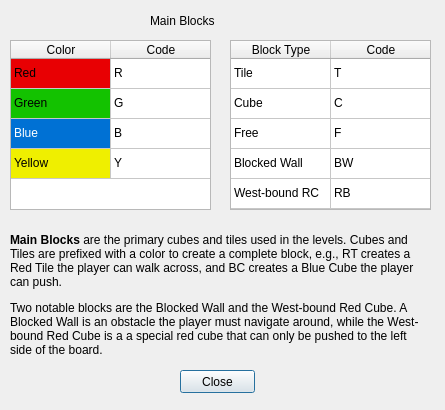
First picture: the form in ui/legendMain.ui, repository le717/Blocks, before the edit.
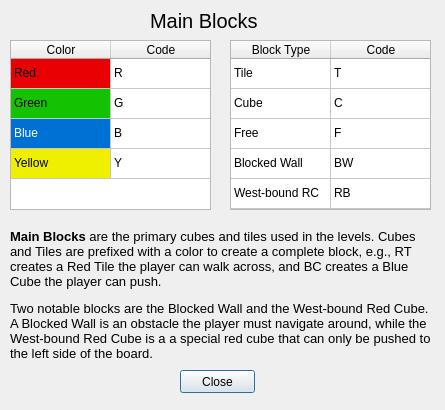
Second picture: the form after the edit. Icons and pictures are not drawn.

Commit message: Revert using Open Sans for UI, let Qt pick the font

Diff of the .ui file:
```diff
--- a/ui/legendMain.ui
+++ b/ui/legendMain.ui
@@ -334,7 +334,7 @@
     </size>
    </property>
    <property name="styleSheet">
-    <string notr="true">font: 75 9pt &quot;Open Sans&quot;;
+    <string notr="true">font-size: 10pt;
 qproperty-alignment: AlignTop;</string>
    </property>
    <property name="text">
@@ -354,7 +354,7 @@
     </rect>
    </property>
    <property name="styleSheet">
-    <string notr="true">font: 75 16pt &quot;Open Sans&quot;;
+    <string notr="true">font-size: 15pt;
 qproperty-alignment: AlignCenter;</string>
    </property>
    <property name="text">
```
The commit also changes 7 other files.
